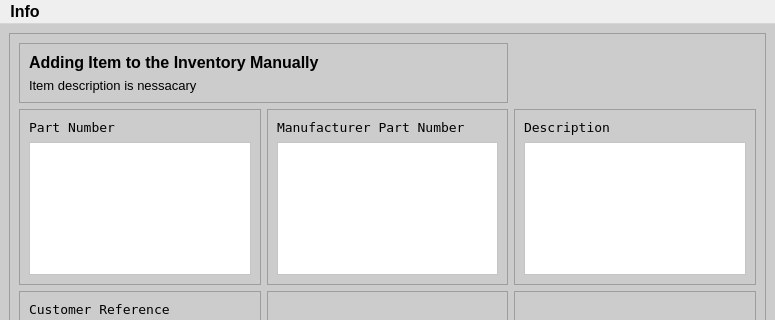
The window that Program_Files/UI_Files/adding_item_window.ui (Thomas1B/Electronics-Inventory-Program) describes before a commit, drawn with Qt 5; both pictures show x 0 to 775 and y 0 to 320 of the 775 by 557 pixel window.
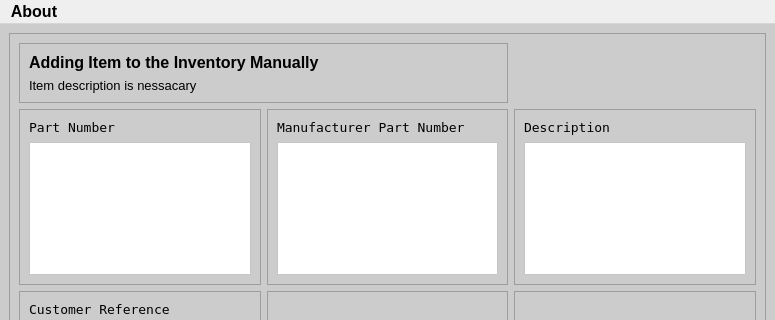
The same window after the commit. Icons and pictures are not drawn.

```diff
--- a/Program_Files/UI_Files/adding_item_window.ui
+++ b/Program_Files/UI_Files/adding_item_window.ui
@@ -437,7 +437,7 @@
    </property>
    <widget class="QMenu" name="menuInfo">
     <property name="title">
-     <string>Info</string>
+     <string>About</string>
     </property>
     <addaction name="actionHow_to_Use"/>
    </widget>
```
